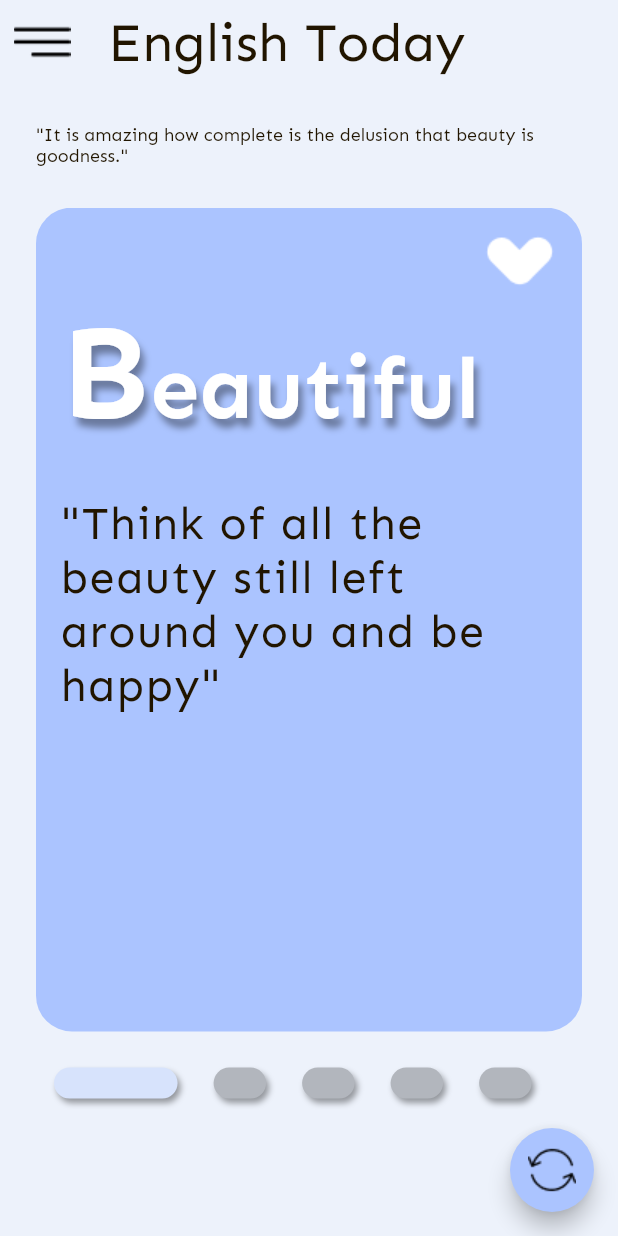
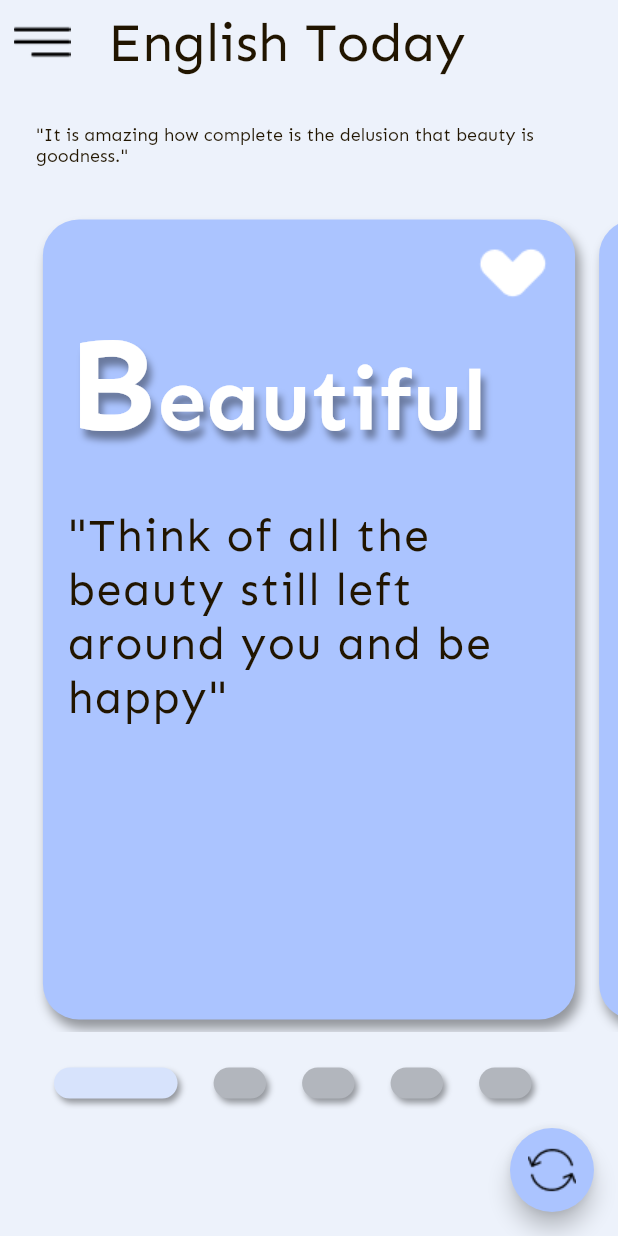
Before and after one commit to duynd0504/englishcard, a Flutter app: the HomePage screen opened directly, on a phone screen of 412 x 824 dp. Run offline on Flutter 3.47's test engine with Material 2 defaults, Android fonts, the phone set to English and light mode, and no system bars.

Commit message:
Update Giao Dien HomePage

```diff
--- a/lib/pages/home_page.dart
+++ b/lib/pages/home_page.dart
@@ -13,7 +13,13 @@ class HomePage extends StatefulWidget {
 
 class _HomePageState extends State<HomePage> {
   int _currentIndex = 0;
-  PageController _pageController = PageController();
+  late PageController _pageController;
+
+  @override
+  void initState() {
+    _pageController = PageController(viewportFraction: 0.9);
+    super.initState();
+  }
 
   @override
   Widget build(BuildContext context) {
@@ -38,15 +44,15 @@ class _HomePageState extends State<HomePage> {
       ),
       body: Container(
         width: double.infinity,
-        margin: const EdgeInsets.symmetric(horizontal: 24.0),
         child: Column(
           children: [
             Container(
+              padding: const EdgeInsets.only(left: 24),
               height: size.height * 1 / 10,
               //padding: const EdgeInsets.all(16.0),
               alignment: Alignment.centerLeft,
               child: Text(
-                '"It is amazing how complete is the delusion that beauty is goodness."',
+                '"It is amazing how complete is the delusion that beauty is   goodness."',
                 style: AppStyles.h5.copyWith(
                   fontSize: 12.0,
                   color: AppColors.textColor,
@@ -64,11 +70,22 @@ class _HomePageState extends State<HomePage> {
                   },
                   itemCount: 5,
                   itemBuilder: (context, index) {
-                    return Container(
+                    return Padding(
+                      padding: const EdgeInsets.all(8),
+                      child: Container(
                         padding: const EdgeInsets.all(16),
                         decoration: BoxDecoration(
                             color: AppColors.primaryColor,
-                          borderRadius: BorderRadius.all(Radius.circular(24))),
+                            //tạo bóng cho nền item page view
+                            boxShadow: [
+                              BoxShadow(
+                                color: Colors.black38,
+                                offset: Offset(3, 6),
+                                blurRadius: 6,
+                              ),
+                            ],
+                            borderRadius:
+                                BorderRadius.all(Radius.circular(24))),
                         child: Column(
                           crossAxisAlignment: CrossAxisAlignment.start,
                           children: [
@@ -126,12 +143,15 @@ class _HomePageState extends State<HomePage> {
                             ),
                           ],
                         ),
+                      ),
                     );
                   }),
             ),
             //indicator
 
-            SizedBox(
+            Padding(
+              padding: const EdgeInsets.symmetric(horizontal: 24),
+              child: SizedBox(
                 height: size.height * 1 / 12,
                 child: Container(
                   alignment: Alignment.center,
@@ -143,6 +163,7 @@ class _HomePageState extends State<HomePage> {
                       itemBuilder: (context, index) {
                         return buildIndicator(index == _currentIndex, size);
                       }),
+                ),
               ),
             ),
           ],
--- a/pubspec.yaml
+++ b/pubspec.yaml
@@ -27,6 +27,7 @@ dependencies:
   # The following adds the Cupertino Icons font to your application.
   # Use with the CupertinoIcons class for iOS style icons.
   cupertino_icons: ^1.0.2
+  english_words: ^4.0.0
 
 dev_dependencies:
   flutter_test:
```
Also changed, not shown: pubspec.lock. Lines whose indentation alone changed are shown as unchanged.
